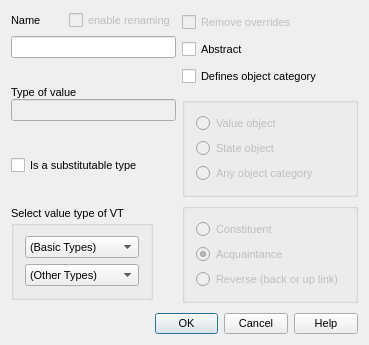
Above: lavape/src/LavaPE_UI/idd_vtypebox.ui from berkus/lavape before the change. Below: the same form after it.
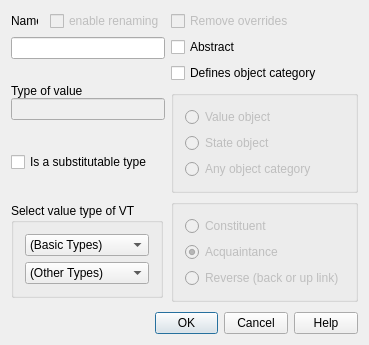
That is the form after the change.

```diff
--- a/lavape/src/LavaPE_UI/idd_vtypebox.ui
+++ b/lavape/src/LavaPE_UI/idd_vtypebox.ui
@@ -20,17 +20,6 @@
     <verstretch>0</verstretch>
    </sizepolicy>
   </property>
-  <property name="font" >
-   <font>
-    <family>MS Shell Dlg</family>
-    <pointsize>8</pointsize>
-    <weight>50</weight>
-    <italic>false</italic>
-    <bold>false</bold>
-    <underline>false</underline>
-    <strikeout>false</strikeout>
-   </font>
-  </property>
   <property name="focusPolicy" >
    <enum>Qt::StrongFocus</enum>
   </property>
```
